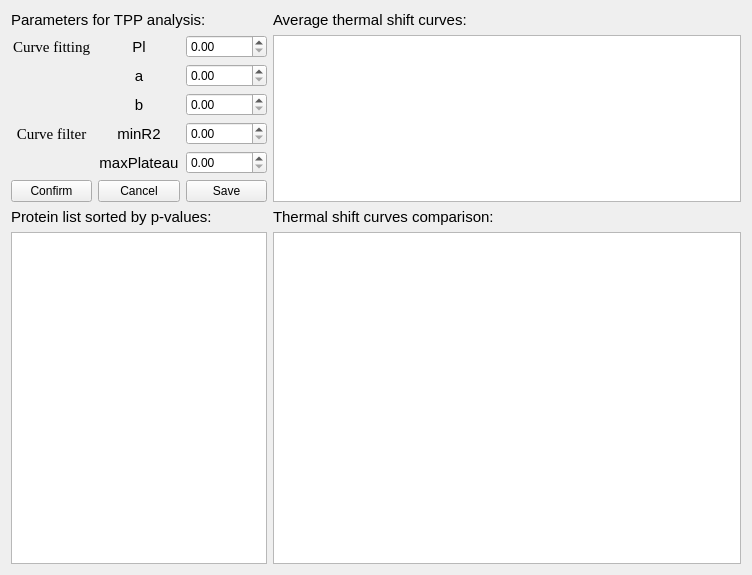
This is AnalTSA.ui in hcji/ProSAP as Qt 5 draws it before an edit. The edited form follows.
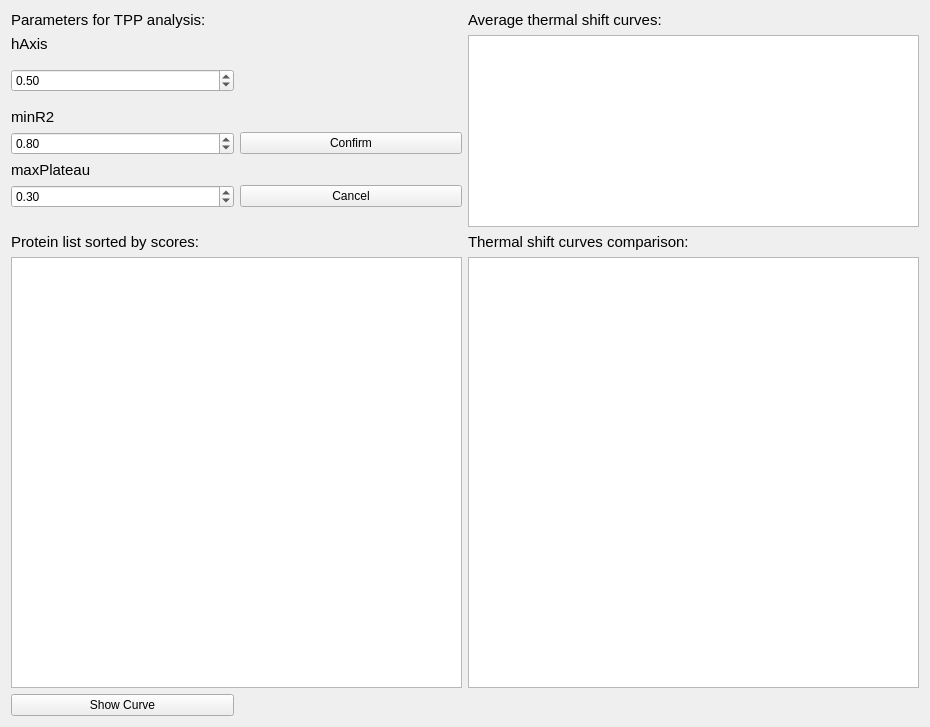
This is the edited form.

Diff of the .ui file:
```diff
--- a/AnalTSA.ui
+++ b/AnalTSA.ui
@@ -6,15 +6,43 @@
    <rect>
     <x>0</x>
     <y>0</y>
-    <width>752</width>
-    <height>575</height>
+    <width>930</width>
+    <height>727</height>
    </rect>
   </property>
   <property name="windowTitle">
    <string>Form</string>
   </property>
   <layout class="QGridLayout" name="gridLayout">
-   <item row="0" column="0" colspan="3">
+   <item row="7" column="0">
+    <widget class="QLabel" name="label_10">
+     <property name="font">
+      <font>
+       <pointsize>11</pointsize>
+      </font>
+     </property>
+     <property name="text">
+      <string>maxPlateau</string>
+     </property>
+     <property name="alignment">
+      <set>Qt::AlignLeading|Qt::AlignLeft|Qt::AlignVCenter</set>
+     </property>
+    </widget>
+   </item>
+   <item row="11" column="0">
+    <widget class="QLabel" name="label">
+     <property name="font">
+      <font>
+       <family>Arial</family>
+       <pointsize>11</pointsize>
+      </font>
+     </property>
+     <property name="text">
+      <string>Protein list sorted by scores:</string>
+     </property>
+    </widget>
+   </item>
+   <item row="0" column="0">
     <widget class="QLabel" name="label_4">
      <property name="font">
       <font>
@@ -27,109 +55,7 @@
      </property>
     </widget>
    </item>
-   <item row="0" column="3">
-    <widget class="QLabel" name="label_3">
-     <property name="font">
-      <font>
-       <family>Arial</family>
-       <pointsize>11</pointsize>
-      </font>
-     </property>
-     <property name="text">
-      <string>Average thermal shift curves:</string>
-     </property>
-    </widget>
-   </item>
-   <item row="1" column="0">
-    <widget class="QLabel" name="label_1">
-     <property name="font">
-      <font>
-       <family>Times New Roman</family>
-       <pointsize>11</pointsize>
-      </font>
-     </property>
-     <property name="text">
-      <string>Curve fitting</string>
-     </property>
-     <property name="alignment">
-      <set>Qt::AlignCenter</set>
-     </property>
-    </widget>
-   </item>
-   <item row="1" column="1">
-    <widget class="QLabel" name="label_7">
-     <property name="font">
-      <font>
-       <pointsize>11</pointsize>
-      </font>
-     </property>
-     <property name="text">
-      <string>Pl</string>
-     </property>
-     <property name="alignment">
-      <set>Qt::AlignCenter</set>
-     </property>
-    </widget>
-   </item>
-   <item row="1" column="2">
-    <widget class="QDoubleSpinBox" name="BoxPl"/>
-   </item>
-   <item row="1" column="3" rowspan="6">
-    <widget class="QGraphicsView" name="graphicsViewAvgCurve"/>
-   </item>
-   <item row="2" column="1">
-    <widget class="QLabel" name="label_9">
-     <property name="font">
-      <font>
-       <pointsize>11</pointsize>
-      </font>
-     </property>
-     <property name="text">
-      <string>a</string>
-     </property>
-     <property name="alignment">
-      <set>Qt::AlignCenter</set>
-     </property>
-    </widget>
-   </item>
-   <item row="2" column="2">
-    <widget class="QDoubleSpinBox" name="BoxA"/>
-   </item>
-   <item row="3" column="1">
-    <widget class="QLabel" name="label_8">
-     <property name="font">
-      <font>
-       <pointsize>11</pointsize>
-      </font>
-     </property>
-     <property name="text">
-      <string>b</string>
-     </property>
-     <property name="alignment">
-      <set>Qt::AlignCenter</set>
-     </property>
-    </widget>
-   </item>
-   <item row="3" column="2">
-    <widget class="QDoubleSpinBox" name="BoxB"/>
-   </item>
-   <item row="4" column="0">
-    <widget class="QLabel" name="label_5">
-     <property name="font">
-      <font>
-       <family>Times New Roman</family>
-       <pointsize>11</pointsize>
-      </font>
-     </property>
-     <property name="text">
-      <string>Curve filter</string>
-     </property>
-     <property name="alignment">
-      <set>Qt::AlignCenter</set>
-     </property>
-    </widget>
-   </item>
-   <item row="4" column="1">
+   <item row="5" column="0">
     <widget class="QLabel" name="label_6">
      <property name="font">
       <font>
@@ -140,48 +66,74 @@
       <string>minR2</string>
      </property>
      <property name="alignment">
-      <set>Qt::AlignCenter</set>
+      <set>Qt::AlignLeading|Qt::AlignLeft|Qt::AlignVCenter</set>
      </property>
     </widget>
    </item>
-   <item row="5" column="1">
-    <widget class="QLabel" name="label_10">
-     <property name="font">
-      <font>
-       <pointsize>11</pointsize>
-      </font>
+   <item row="8" column="0">
+    <widget class="QDoubleSpinBox" name="BoxPlateau">
+     <property name="singleStep">
+      <double>0.010000000000000</double>
      </property>
-     <property name="text">
-      <string>maxPlateau</string>
-     </property>
-     <property name="alignment">
-      <set>Qt::AlignCenter</set>
+     <property name="value">
+      <double>0.300000000000000</double>
      </property>
     </widget>
    </item>
    <item row="6" column="0">
-    <widget class="QPushButton" name="pushButton">
+    <widget class="QDoubleSpinBox" name="BoxR2">
+     <property name="singleStep">
+      <double>0.010000000000000</double>
+     </property>
+     <property name="value">
+      <double>0.800000000000000</double>
+     </property>
+    </widget>
+   </item>
+   <item row="1" column="0">
+    <widget class="QLabel" name="label_7">
+     <property name="font">
+      <font>
+       <pointsize>11</pointsize>
+      </font>
+     </property>
      <property name="text">
-      <string>Confirm</string>
+      <string>hAxis</string>
+     </property>
+     <property name="alignment">
+      <set>Qt::AlignLeading|Qt::AlignLeft|Qt::AlignVCenter</set>
+     </property>
+    </widget>
+   </item>
+   <item row="3" column="0">
+    <widget class="QDoubleSpinBox" name="Boxhaxis">
+     <property name="singleStep">
+      <double>0.050000000000000</double>
+     </property>
+     <property name="value">
+      <double>0.500000000000000</double>
      </property>
     </widget>
    </item>
    <item row="6" column="1">
-    <widget class="QPushButton" name="pushButton_2">
+    <widget class="QPushButton" name="ButtonConfirm">
+     <property name="text">
+      <string>Confirm</string>
+     </property>
+    </widget>
+   </item>
+   <item row="8" column="1">
+    <widget class="QPushButton" name="ButtonCancel">
      <property name="text">
       <string>Cancel</string>
      </property>
     </widget>
    </item>
-   <item row="6" column="2">
-    <widget class="QPushButton" name="pushButton_3">
-     <property name="text">
-      <string>Save</string>
-     </property>
-    </widget>
+   <item row="1" column="2" rowspan="10" colspan="2">
+    <widget class="QGraphicsView" name="graphicsViewAvgCurve"/>
    </item>
-   <item row="7" column="0" colspan="3">
-    <widget class="QLabel" name="label">
+   <item row="0" column="2">
+    <widget class="QLabel" name="label_3">
      <property name="font">
       <font>
        <family>Arial</family>
@@ -189,34 +141,35 @@
       </font>
      </property>
      <property name="text">
-      <string>Protein list sorted by p-values:</string>
+      <string>Average thermal shift curves:</string>
      </property>
     </widget>
    </item>
-   <item row="7" column="3">
-    <widget class="QLabel" name="label_2">
-     <property name="font">
-      <font>
-       <family>Arial</family>
-       <pointsize>11</pointsize>
-      </font>
-     </property>
-     <property name="text">
-      <string>Thermal shift curves comparison:</string>
-     </property>
-    </widget>
-   </item>
-   <item row="8" column="0" colspan="3">
+   <item row="12" column="0" colspan="2">
     <widget class="QTableWidget" name="tableWidgetProteinList"/>
    </item>
-   <item row="8" column="3">
+   <item row="12" column="2" colspan="2">
     <widget class="QGraphicsView" name="graphicsViewTSACurve"/>
    </item>
-   <item row="4" column="2">
-    <widget class="QDoubleSpinBox" name="BoxR2"/>
+   <item row="11" column="2">
+    <widget class="QLabel" name="label_2">
+     <property name="font">
+      <font>
+       <family>Arial</family>
+       <pointsize>11</pointsize>
+      </font>
+     </property>
+     <property name="text">
+      <string>Thermal shift curves comparison:</string>
+     </property>
+    </widget>
    </item>
-   <item row="5" column="2">
-    <widget class="QDoubleSpinBox" name="BoxPlateau"/>
+   <item row="13" column="0">
+    <widget class="QPushButton" name="ButtonShow">
+     <property name="text">
+      <string>Show Curve</string>
+     </property>
+    </widget>
    </item>
   </layout>
  </widget>
```
